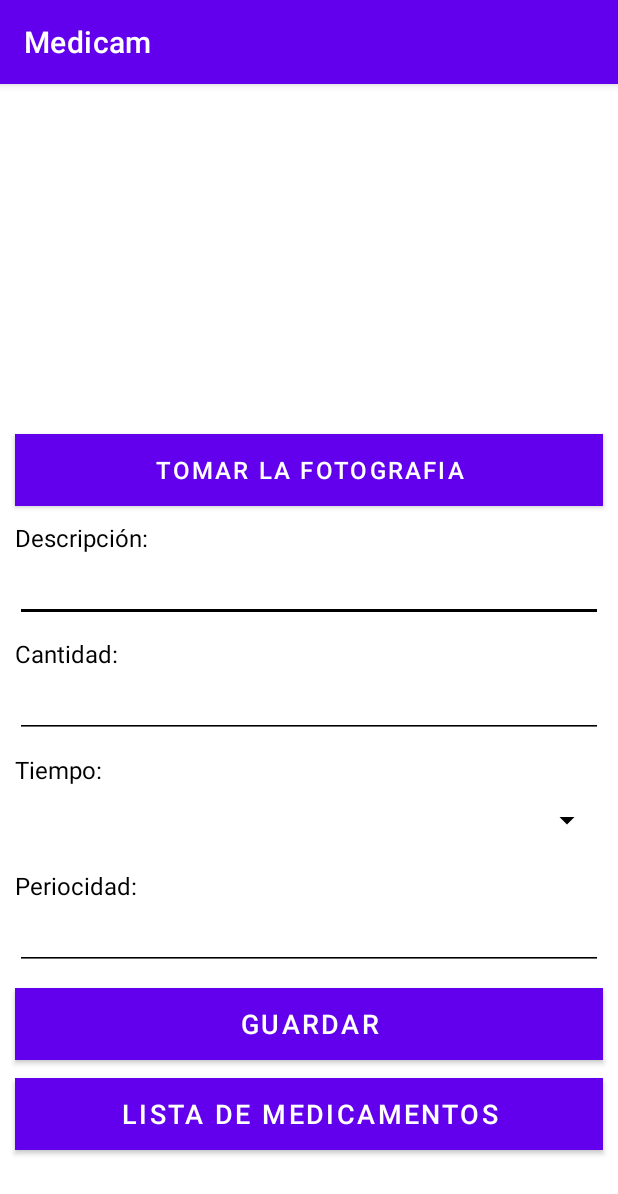
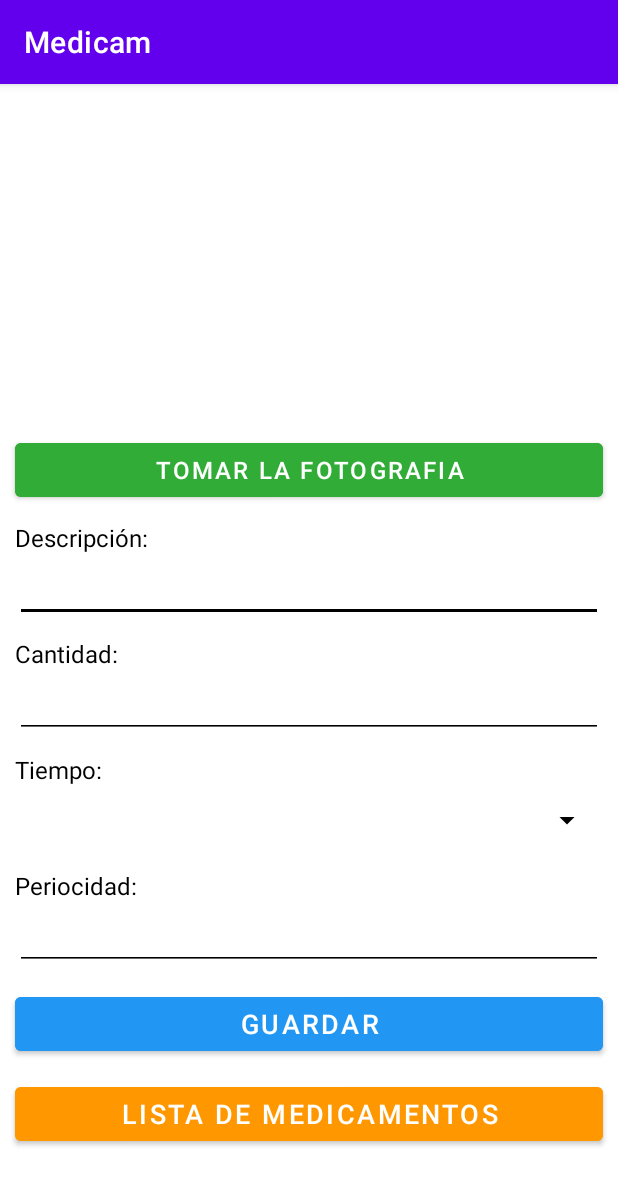
Before and after one commit to WBordas56/examen_3p_movil, an Android app: the screen it shows after launch (ActivityPrincipal), on a phone screen of 412 x 824 dp. Shown: the top 1194 px of the screen. Run offline under Robolectric (Android 15) with nearby library versions, the phone set to English and light mode, and no system bars.

Commit message:
Initial Commit

```diff
--- a/app/src/main/res/layout/activity_principal.xml
+++ b/app/src/main/res/layout/activity_principal.xml
@@ -4,8 +4,8 @@
     xmlns:tools="http://schemas.android.com/tools"
     android:layout_width="match_parent"
     android:layout_height="match_parent"
+    android:background="@color/white"
     android:orientation="vertical"
-    android:background="@color/white"
     tools:context=".MainActivity">
 
     <ScrollView
@@ -37,7 +37,7 @@
                 android:layout_height="wrap_content"
                 android:layout_marginHorizontal="10dp"
                 android:layout_marginTop="2dp"
-                android:background="#E91E63"
+                android:backgroundTint="#31AC36"
                 android:text="Tomar la Fotografia"
                 android:textSize="16sp" />
 
@@ -45,11 +45,11 @@
                 android:id="@+id/textView"
                 android:layout_width="match_parent"
                 android:layout_height="wrap_content"
+                android:layout_marginHorizontal="10dp"
                 android:layout_marginTop="10dp"
-                android:layout_marginHorizontal="10dp"
                 android:text="Descripción:"
                 android:textColor="@color/black"
-                android:textSize="16dp"/>
+                android:textSize="16dp" />
 
             <EditText
                 android:id="@+id/txtDescripcion"
@@ -65,11 +65,11 @@
                 android:id="@+id/textView2"
                 android:layout_width="match_parent"
                 android:layout_height="wrap_content"
+                android:layout_marginHorizontal="10dp"
                 android:layout_marginTop="10dp"
-                android:layout_marginHorizontal="10dp"
                 android:text="Cantidad:"
                 android:textColor="@color/black"
-                android:textSize="16dp"/>
+                android:textSize="16dp" />
 
             <EditText
                 android:id="@+id/txtCantidad"
@@ -84,11 +84,11 @@
             <TextView
                 android:layout_width="match_parent"
                 android:layout_height="wrap_content"
+                android:layout_marginHorizontal="10dp"
+                android:layout_marginTop="10dp"
                 android:text="Tiempo:"
-                android:layout_marginTop="10dp"
-                android:layout_marginHorizontal="10dp"
                 android:textColor="@color/black"
-                android:textSize="16dp"/>
+                android:textSize="16dp" />
 
 
             <Spinner
@@ -97,18 +97,18 @@
                 android:layout_height="45dp"
                 android:layout_marginStart="10dp"
                 android:layout_marginEnd="10dp"
-                android:elevation="5dp"
-                android:backgroundTint="@color/black" />
+                android:backgroundTint="@color/black"
+                android:elevation="5dp" />
 
             <TextView
                 android:id="@+id/tvPeriocidad"
                 android:layout_width="match_parent"
                 android:layout_height="wrap_content"
+                android:layout_marginHorizontal="10dp"
+                android:layout_marginTop="10dp"
                 android:text="Periocidad:"
-                android:layout_marginTop="10dp"
-                android:layout_marginHorizontal="10dp"
                 android:textColor="@color/black"
-                android:textSize="16dp"/>
+                android:textSize="16dp" />
 
             <EditText
                 android:id="@+id/txtPeriocidad"
@@ -125,7 +125,7 @@
                 android:layout_height="wrap_content"
                 android:layout_marginHorizontal="10dp"
                 android:layout_marginTop="12dp"
-                android:background="#2196F3"
+                android:backgroundTint="#2196F3"
                 android:text="Guardar"
                 android:textSize="18dp" />
 
@@ -136,7 +136,7 @@
                 android:layout_marginHorizontal="10dp"
                 android:layout_marginTop="12dp"
                 android:layout_marginBottom="20dp"
-                android:background="#FF9800"
+                android:backgroundTint="#FF9800"
                 android:text="Lista de Medicamentos"
                 android:textSize="18dp" />
 
```
